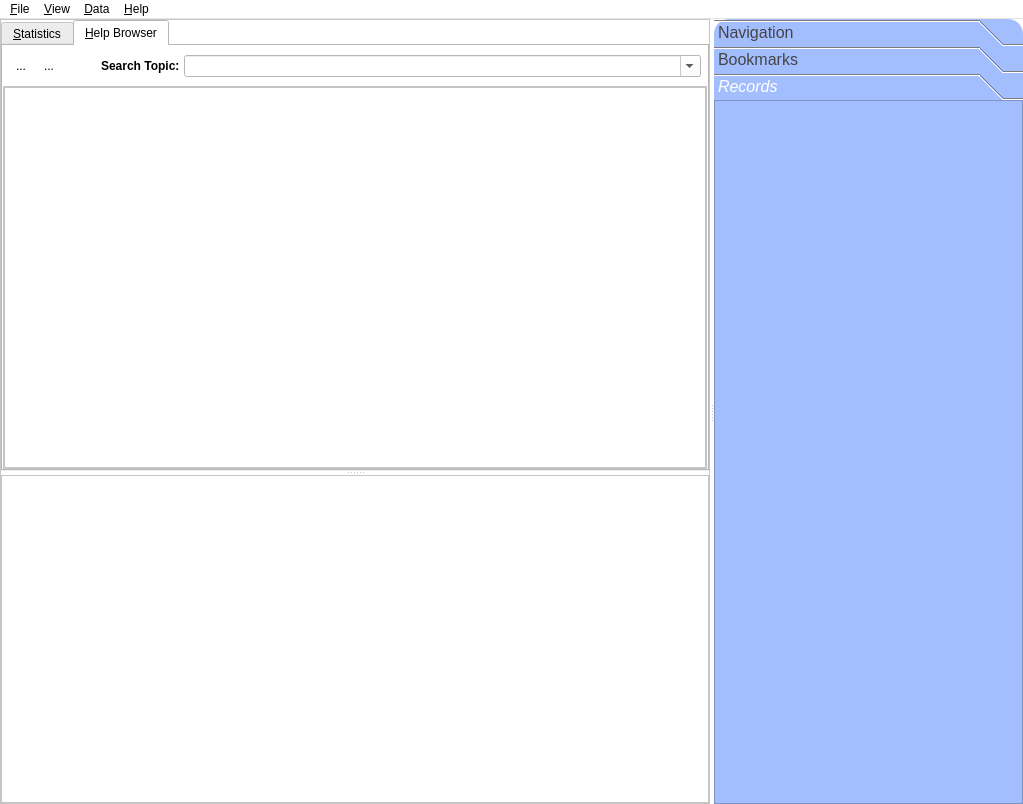
This is sleepyhead/mainwindow.ui in sbonaime/sleepyhead-code. as Qt 5 draws it before an edit. The edited form follows.
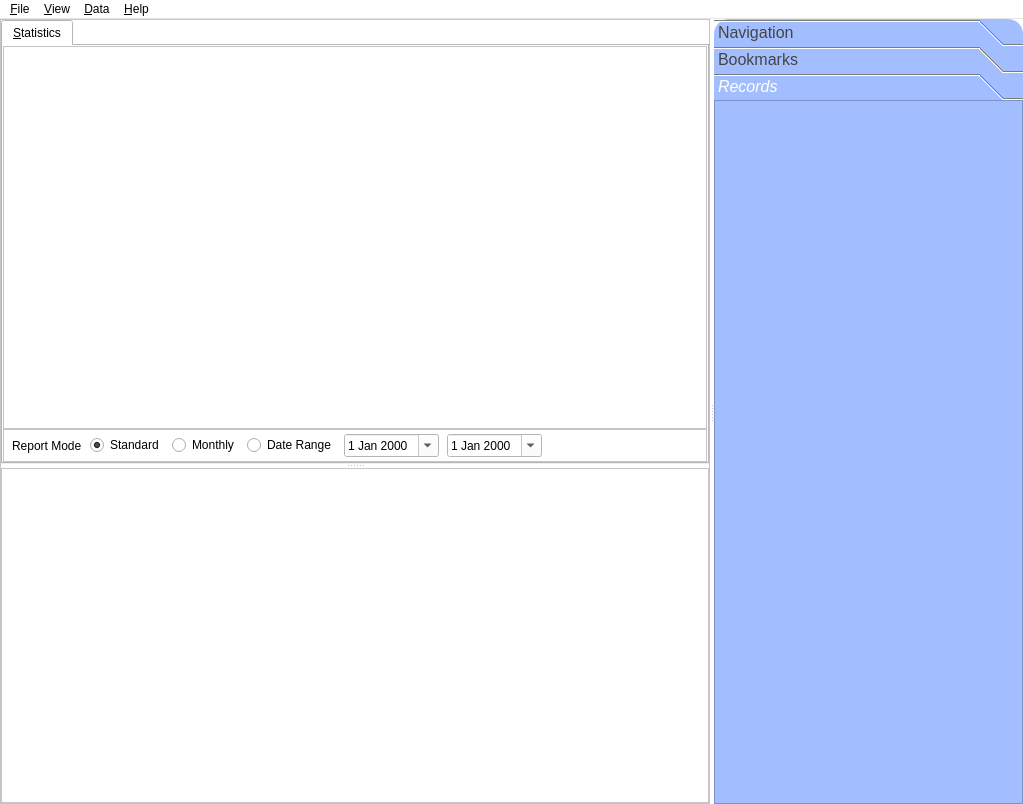
This is the edited form. The open tabs and pages were chosen to show the change. Icons and pictures are not drawn. Custom widgets are drawn as their Qt base class.

Commit message: New Help Browser, managed to run lupdate

Diff of the .ui file:
```diff
--- a/sleepyhead/mainwindow.ui
+++ b/sleepyhead/mainwindow.ui
@@ -1053,198 +1053,6 @@
           </item>
          </layout>
         </widget>
-        <widget class="QWidget" name="helpTab">
-         <property name="sizePolicy">
-          <sizepolicy hsizetype="Expanding" vsizetype="Expanding">
-           <horstretch>0</horstretch>
-           <verstretch>0</verstretch>
-          </sizepolicy>
-         </property>
-         <attribute name="title">
-          <string>&amp;Help Browser</string>
-         </attribute>
-         <layout class="QVBoxLayout" name="verticalLayout">
-          <property name="spacing">
-           <number>0</number>
-          </property>
-          <property name="leftMargin">
-           <number>0</number>
-          </property>
-          <property name="topMargin">
-           <number>0</number>
-          </property>
-          <property name="rightMargin">
-           <number>0</number>
-          </property>
-          <property name="bottomMargin">
-           <number>0</number>
-          </property>
-          <item>
-           <widget class="QFrame" name="frame">
-            <property name="sizePolicy">
-             <sizepolicy hsizetype="MinimumExpanding" vsizetype="MinimumExpanding">
-              <horstretch>0</horstretch>
-              <verstretch>0</verstretch>
-             </sizepolicy>
-            </property>
-            <property name="minimumSize">
-             <size>
-              <width>0</width>
-              <height>40</height>
-             </size>
-            </property>
-            <property name="maximumSize">
-             <size>
-              <width>16777215</width>
-              <height>40</height>
-             </size>
-            </property>
-            <property name="frameShape">
-             <enum>QFrame::NoFrame</enum>
-            </property>
-            <property name="frameShadow">
-             <enum>QFrame::Plain</enum>
-            </property>
-            <layout class="QHBoxLayout" name="horizontalLayout_3">
-             <property name="spacing">
-              <number>4</number>
-             </property>
-             <property name="leftMargin">
-              <number>6</number>
-             </property>
-             <property name="topMargin">
-              <number>0</number>
-             </property>
-             <property name="rightMargin">
-              <number>6</number>
-             </property>
-             <property name="bottomMargin">
-              <number>0</number>
-             </property>
-             <item>
-              <widget class="QToolButton" name="backButton">
-               <property name="text">
-                <string>...</string>
-               </property>
-               <property name="icon">
-                <iconset resource="Resources.qrc">
-                 <normaloff>:/icons/back.png</normaloff>:/icons/back.png</iconset>
-               </property>
-               <property name="iconSize">
-                <size>
-                 <width>24</width>
-                 <height>24</height>
-                </size>
-               </property>
-               <property name="autoRaise">
-                <bool>true</bool>
-               </property>
-              </widget>
-             </item>
-             <item>
-              <widget class="QToolButton" name="forwardButton">
-               <property name="text">
-                <string>...</string>
-               </property>
-               <property name="icon">
-                <iconset resource="Resources.qrc">
-                 <normaloff>:/icons/forward.png</normaloff>:/icons/forward.png</iconset>
-               </property>
-               <property name="iconSize">
-                <size>
-                 <width>24</width>
-                 <height>24</height>
-                </size>
-               </property>
-               <property name="autoRaise">
-                <bool>true</bool>
-               </property>
-              </widget>
-             </item>
-             <item>
-              <widget class="QToolButton" name="homeButton">
-               <property name="text">
-                <string/>
-               </property>
-               <property name="icon">
-                <iconset resource="Resources.qrc">
-                 <normaloff>:/icons/go-home.png</normaloff>:/icons/go-home.png</iconset>
-               </property>
-               <property name="iconSize">
-                <size>
-                 <width>24</width>
-                 <height>24</height>
-                </size>
-               </property>
-               <property name="toolButtonStyle">
-                <enum>Qt::ToolButtonTextBesideIcon</enum>
-               </property>
-               <property name="autoRaise">
-                <bool>true</bool>
-               </property>
-              </widget>
-             </item>
-             <item>
-              <widget class="QLabel" name="label">
-               <property name="sizePolicy">
-                <sizepolicy hsizetype="Fixed" vsizetype="Preferred">
-                 <horstretch>0</horstretch>
-                 <verstretch>0</verstretch>
-                </sizepolicy>
-               </property>
-               <property name="font">
-                <font>
-                 <weight>75</weight>
-                 <bold>true</bold>
-                </font>
-               </property>
-               <property name="text">
-                <string>Search Topic:</string>
-               </property>
-              </widget>
-             </item>
-             <item>
-              <widget class="QComboBox" name="urlBar">
-               <property name="editable">
-                <bool>true</bool>
-               </property>
-              </widget>
-             </item>
-            </layout>
-           </widget>
-          </item>
-          <item>
-           <widget class="QFrame" name="frame_4">
-            <property name="frameShape">
-             <enum>QFrame::StyledPanel</enum>
-            </property>
-            <property name="frameShadow">
-             <enum>QFrame::Raised</enum>
-            </property>
-            <layout class="QVBoxLayout" name="verticalLayout_4">
-             <property name="spacing">
-              <number>0</number>
-             </property>
-             <property name="leftMargin">
-              <number>0</number>
-             </property>
-             <property name="topMargin">
-              <number>0</number>
-             </property>
-             <property name="rightMargin">
-              <number>0</number>
-             </property>
-             <property name="bottomMargin">
-              <number>0</number>
-             </property>
-             <item>
-              <widget class="QTextBrowser" name="helpBrowser"/>
-             </item>
-            </layout>
-           </widget>
-          </item>
-         </layout>
-        </widget>
        </widget>
        <widget class="QPlainTextEdit" name="logText">
         <property name="readOnly">
```
The commit also changes 49 other files.
